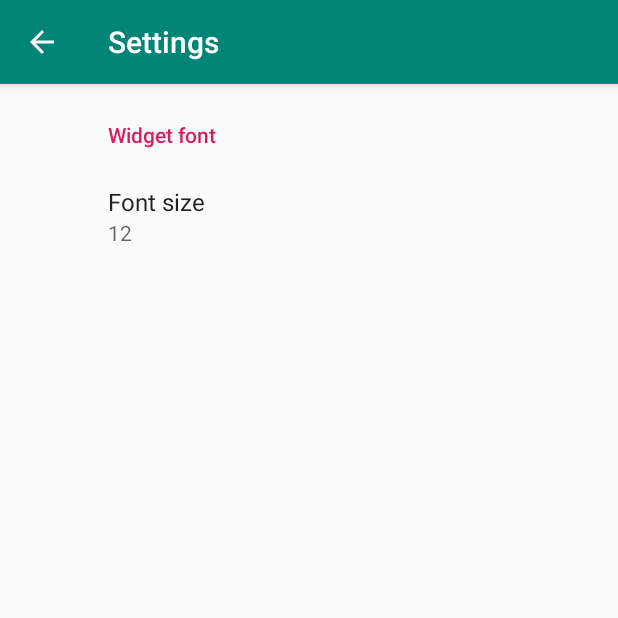
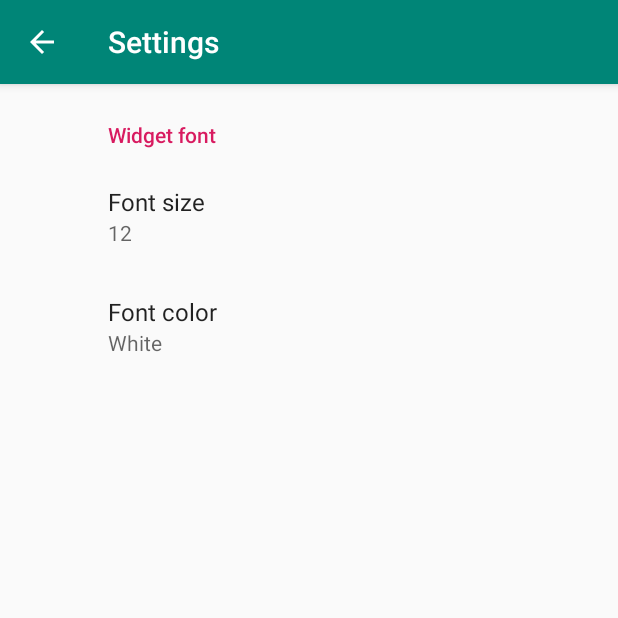
Before and after one commit to xavierfreyburger/tempus-romanum, an Android app: the screen it shows after launch (SettingsActivity), in the options menu, after a tap on "Settings", on a phone screen of 412 x 824 dp, the top half of it. Run offline under Robolectric (Android 15) with nearby library versions, the phone set to English and light mode, and no system bars; our stand-ins replace androidx.preference.

Commit message:
Add  - new Calendarium api support  - widget font color change setting

```diff
--- a/app/build.gradle
+++ b/app/build.gradle
@@ -5,7 +5,7 @@ android {
     compileSdkVersion 28
     defaultConfig {
         applicationId "com.dev.xavier.tempusromanum"
-        minSdkVersion 19
+        minSdkVersion 23
         targetSdkVersion 28
         versionCode 1
         versionName "1.0"
--- a/app/src/main/java/com/dev/xavier/tempusromanum/Calendarium.java
+++ b/app/src/main/java/com/dev/xavier/tempusromanum/Calendarium.java
@@ -19,10 +19,26 @@ import java.util.GregorianCalendar;
  *    See the License for the specific language governing permissions and
  *    limitations under the License.
  */
-public class Calendarium {
-    public static String tempus(Date p_tempus)
+public class Calendarium
+{
+    public enum InitiumCalendarii
     {
-        Calendar calendarium = Calendar.getInstance();
+        SINE, // les années ne sont pas affichées
+        ANNO_DOMINI, // les années sont comptées depuis JC
+        AB_URBE_CONDITA, // les années sont comptées depuis la création de Rome
+    }
+
+    /**
+     * @param p_tempus date a convertir en latin
+     * @param p_est si true, la traduction commence par "Est ..."
+     * @param p_nomenDiei si true, ajoute le jour de la semaine
+     * @param p_initium Point de référence pour les années.
+     * @param p_eraBrevis si true, l’erre sera abrégée (A.D. ou  A.U.C.), sinon elle sera en toute lettre.
+     * @return
+     */
+    public static String tempus(Date p_tempus, boolean p_est, boolean p_nomenDiei, InitiumCalendarii p_initium, boolean p_eraBrevis)
+    {
+        Calendar calendarium = new GregorianCalendar();
         calendarium.setTime(p_tempus);
 
         int dies = calendarium.get(Calendar.DAY_OF_MONTH);
@@ -30,8 +46,15 @@ public class Calendarium {
         int idus = idusMensium(mensis);
         int nonae = idus-8;
         int dieiMensis=calendarium.getActualMaximum(Calendar.DAY_OF_MONTH);
+        int diesHebdomadis=calendarium.get(Calendar.DAY_OF_WEEK);
 
         StringBuilder summa=new StringBuilder();
+
+        if (p_est)
+            summa.append("Est ");
+
+        if (p_nomenDiei)
+            summa.append(nomenDiei(diesHebdomadis));
 
         if (dies==1)
             summa	.append("kalendis ")
@@ -67,18 +90,62 @@ public class Calendarium {
             summa 	.append("pridie kalendas ")
                     .append(mensesRomaniAccusativus(mensis+1));
 
-        String annusRomanus = romanusNumerus(calendarium.get(Calendar.YEAR));
+        if (p_initium == InitiumCalendarii.AB_URBE_CONDITA)
+        {
+            int annus=calendarium.get(Calendar.YEAR);
 
-        switch (calendarium.get(Calendar.ERA)) {
-            case GregorianCalendar.AD:
-                summa.append(" ").append(annusRomanus).append(" A.D.");
-                break;
-            case GregorianCalendar.BC:
-                summa.append(" ").append(annusRomanus).append(" B.C.");
-                break;
+            // si est ante diem undecimum kalendas maias, annum uno minuit quia Roma ante diem undecimum kalendas maias aedificata est.
+            if (calendarium.get(Calendar.MONTH) < Calendar.APRIL || (calendarium.get(Calendar.MONTH) == Calendar.APRIL) && (calendarium.get(Calendar.DAY_OF_MONTH) < 21))
+                annus--;
+
+            // Quia Roma in DCCLIII aedificatus est.
+            if (calendarium.get(GregorianCalendar.ERA) == GregorianCalendar.AD)
+                annus+=753;
+            else
+                annus=754-annus;
+
+            boolean anteUrbemConditam=false;
+            if (annus<=0)
+            {
+                annus=-annus+1;
+                anteUrbemConditam=true;
+            }
+
+            String annusRomanus = romanusNumerus(annus);
+
+            if (anteUrbemConditam)
+                summa.append(" ").append(annusRomanus).append(p_eraBrevis ? " Ant.U.C." : " ante Urbem conditam.");
+            else
+                summa.append(" ").append(annusRomanus).append(p_eraBrevis ? " A.U.C." : " ab Urbe condita.");
+        }
+        else if (p_initium == InitiumCalendarii.ANNO_DOMINI)
+        {
+            String annusRomanus = romanusNumerus(calendarium.get(Calendar.YEAR));
+            if (calendarium.get(GregorianCalendar.ERA) == GregorianCalendar.AD)
+                summa.append(" ").append(annusRomanus).append(p_eraBrevis ? " A.D." : " anno domini.");
+            else
+                summa.append(" ").append(annusRomanus).append(p_eraBrevis ? " A.C.N." : " ante christum natum.");
+        }
+        else
+            summa.append(".");
+
+        return summa.toString();
+    }
+
+    private static String nomenDiei (int p_diesHebdomadis)
+    {
+        switch (p_diesHebdomadis)
+        {
+            case Calendar.SUNDAY: return "dies solis ";
+            case Calendar.MONDAY : return "dies lunae ";
+            case Calendar.TUESDAY : return "dies Martis ";
+            case Calendar.WEDNESDAY : return "dies Mercurii ";
+            case Calendar.THURSDAY : return "dies Jovis ";
+            case Calendar.FRIDAY : return "dies Veneris ";
+            case Calendar.SATURDAY : return "dies Saturni ";
         }
 
-        return summa.toString();
+        throw new IllegalArgumentException (String.valueOf(p_diesHebdomadis));
     }
 
     private static int idusMensium(int p_mensis)
@@ -156,7 +223,7 @@ public class Calendarium {
             case 19 :	return "undevincesimum";
         }
 
-        return "error";
+        throw new IllegalArgumentException (String.valueOf(p_arg));
     }
 
     private static String romanusNumerus(int p_numerus)
--- a/app/src/main/res/values/arrays.xml
+++ b/app/src/main/res/values/arrays.xml
@@ -31,4 +31,14 @@
         <item>30</item>
         <item>36</item>
     </string-array>
+
+    <string-array name="font_color_entries">
+        <item>White</item>
+        <item>Black</item>
+    </string-array>
+
+    <string-array name="font_color_values">
+        <item>colorWhite</item>
+        <item>colorBlack</item>
+    </string-array>
 </resources>
--- a/app/src/main/res/values/colors.xml
+++ b/app/src/main/res/values/colors.xml
@@ -3,4 +3,6 @@
     <color name="colorPrimary">#008577</color>
     <color name="colorPrimaryDark">#00574B</color>
     <color name="colorAccent">#D81B60</color>
+    <color name="colorBlack">#000000</color>
+    <color name="colorWhite">#FFFFFF</color>
 </resources>
--- a/app/src/main/res/values/strings.xml
+++ b/app/src/main/res/values/strings.xml
@@ -1,28 +1,24 @@
 <resources>
+    <!-- Main strings -->
     <string name="app_name">Tempus Romanum</string>
     <string name="action_settings">Settings</string>
     <string name="appwidget_text">Tempus Romanum</string>
     <string name="add_widget">Add widget</string>
+    <string name="title_activity_settings">Settings</string>
+    <string name="text_copied_to_clipboard">The text has been copied to the clipboard</string>
+    <string name="date_reset">The date has been reset</string>
+
+    <!-- Preference Titles -->
     <string name="preference_file_key">com.dev.xavier.tempusromanum.PREFERENCE_FILE_KEY</string>
+    <!-- 1. Widget font -->
+    <!-- 1.1 Font size -->
+    <string name="font_size_title">Font size</string>
+    <string name="widget_font_header">Widget font</string>
     <string name="saved_font_size">font_size</string>
     <string name="default_font_size">12</string>
-    <string name="title_activity_settings">Settings</string>
-
-    <!-- Preference Titles -->
-    <string name="messages_header">Messages</string>
-    <string name="sync_header">Sync</string>
-
-    <!-- Messages Preferences -->
-    <string name="font_size_title">Font size</string>
-    <string name="signature_title">Your signature</string>
-    <string name="reply_title">Default reply action</string>
-
-    <!-- Sync Preferences -->
-    <string name="sync_title">Sync email periodically</string>
-    <string name="attachment_title">Download incoming attachments</string>
-    <string name="attachment_summary_on">Automatically download attachments for incoming emails</string>
-    <string name="attachment_summary_off">Only download attachments when manually requested</string>
-
-    <!-- Main activity txt -->
-    <string name="text_copied_to_clipboard">The text has been copied to the clipboard</string>
+    <!-- 1.2 Font color -->
+    <string name="font_color_title">Font color</string>
+    <string name="widget_color_header">Sync</string>
+    <string name="saved_font_color">font_color</string>
+    <string name="default_font_color">colorWhite</string>
 </resources>
--- a/app/src/main/res/xml/root_preferences.xml
+++ b/app/src/main/res/xml/root_preferences.xml
@@ -1,12 +1,24 @@
 <androidx.preference.PreferenceScreen xmlns:app="http://schemas.android.com/apk/res-auto">
 
-    <PreferenceCategory app:title="Widget font">
+    <!-- Widget font -->
+    <PreferenceCategory app:title="@string/widget_font_header">
+        <!-- Font size -->
         <ListPreference
             app:defaultValue="@string/default_font_size"
             app:entries="@array/font_size_entries"
             app:entryValues="@array/font_size_values"
             app:key="@string/saved_font_size"
             app:title="@string/font_size_title"
+            app:useSimpleSummaryProvider="true"
+            />
+
+        <!-- Font color -->
+        <ListPreference
+            app:defaultValue="@string/default_font_color"
+            app:entries="@array/font_color_entries"
+            app:entryValues="@array/font_color_values"
+            app:key="@string/saved_font_color"
+            app:title="@string/font_color_title"
             app:useSimpleSummaryProvider="true"
             />
     </PreferenceCategory>
--- a/build.gradle
+++ b/build.gradle
@@ -7,7 +7,7 @@ buildscript {
 
     }
     dependencies {
-        classpath 'com.android.tools.build:gradle:3.4.0'
+        classpath 'com.android.tools.build:gradle:3.4.1'
 
         // NOTE: Do not place your application dependencies here; they belong
         // in the individual module build.gradle files
```
Also changed, not shown: app/src/main/java/com/dev/xavier/tempusromanum/MainActivity.java (+13 -4 lines), app/src/main/java/com/dev/xavier/tempusromanum/TempusRomanumWidget.java (+14 -6 lines).
